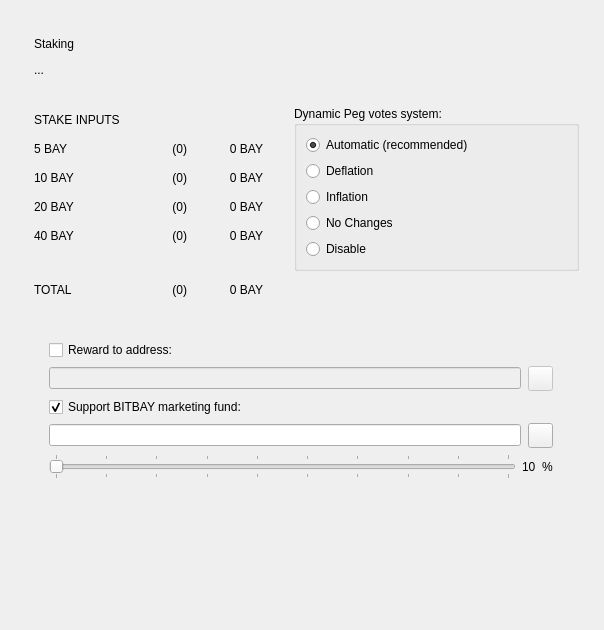
First picture: the form in src/qt/forms/stakingpage.ui, repository bitbaymarket/bitbay-core, before the edit.
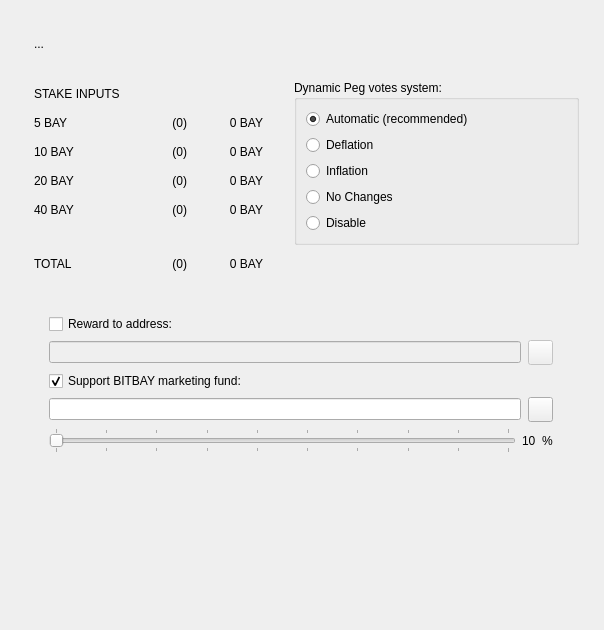
Second picture: the form after the edit. Icons and pictures are not drawn. Custom widgets are drawn as their Qt base class.

Commit message: fix updateTime, staking page

```diff
--- a/src/qt/forms/stakingpage.ui
+++ b/src/qt/forms/stakingpage.ui
@@ -54,24 +54,14 @@
           <property name="rightMargin">
            <number>25</number>
           </property>
-          <item row="2" column="0">
-           <spacer name="horizontalSpacer_3">
-            <property name="orientation">
-             <enum>Qt::Horizontal</enum>
-            </property>
-            <property name="sizeHint" stdset="0">
-             <size>
-              <width>40</width>
-              <height>20</height>
-             </size>
-            </property>
-           </spacer>
-          </item>
-          <item row="1" column="0" colspan="3">
+          <item row="0" column="0" colspan="3">
            <layout class="QGridLayout" name="gridLayout">
             <property name="leftMargin">
              <number>25</number>
             </property>
+            <property name="topMargin">
+             <number>25</number>
+            </property>
             <item row="0" column="0">
              <widget class="QLabel" name="labelText">
               <property name="text">
@@ -94,7 +84,70 @@
             </item>
            </layout>
           </item>
-          <item row="2" column="1">
+          <item row="2" column="1" colspan="2">
+           <widget class="QGroupBox" name="groupBox">
+            <property name="title">
+             <string>Dynamic Peg votes system:</string>
+            </property>
+            <layout class="QGridLayout" name="gridLayout_2">
+             <item row="1" column="0">
+              <widget class="QRadioButton" name="radioButtonVoteDeflate">
+               <property name="text">
+                <string>Deflation</string>
+               </property>
+              </widget>
+             </item>
+             <item row="4" column="0">
+              <widget class="QRadioButton" name="radioButtonVoteNone">
+               <property name="text">
+                <string>Disable</string>
+               </property>
+               <property name="checked">
+                <bool>false</bool>
+               </property>
+              </widget>
+             </item>
+             <item row="0" column="0">
+              <widget class="QRadioButton" name="radioButtonVoteAuto">
+               <property name="text">
+                <string>Automatic (recommended)</string>
+               </property>
+               <property name="checked">
+                <bool>true</bool>
+               </property>
+              </widget>
+             </item>
+             <item row="3" column="0">
+              <widget class="QRadioButton" name="radioButtonVoteNoChange">
+               <property name="text">
+                <string>No Changes</string>
+               </property>
+              </widget>
+             </item>
+             <item row="2" column="0">
+              <widget class="QRadioButton" name="radioButtonVoteInflate">
+               <property name="text">
+                <string>Inflation</string>
+               </property>
+              </widget>
+             </item>
+            </layout>
+           </widget>
+          </item>
+          <item row="1" column="0">
+           <spacer name="horizontalSpacer_3">
+            <property name="orientation">
+             <enum>Qt::Horizontal</enum>
+            </property>
+            <property name="sizeHint" stdset="0">
+             <size>
+              <width>40</width>
+              <height>20</height>
+             </size>
+            </property>
+           </spacer>
+          </item>
+          <item row="1" column="1">
            <spacer name="horizontalSpacer_4">
             <property name="orientation">
              <enum>Qt::Horizontal</enum>
@@ -107,40 +160,163 @@
             </property>
            </spacer>
           </item>
-          <item row="0" column="0" colspan="3">
-           <layout class="QHBoxLayout" name="horizontalLayout_4">
+          <item row="4" column="0" colspan="2">
+           <layout class="QVBoxLayout" name="verticalLayout">
             <property name="leftMargin">
-             <number>25</number>
+             <number>40</number>
             </property>
-            <property name="topMargin">
-             <number>25</number>
+            <property name="rightMargin">
+             <number>20</number>
             </property>
             <item>
-             <widget class="QLabel" name="labelTitle">
+             <widget class="QCheckBox" name="checkRewardTo">
               <property name="text">
-               <string>Staking</string>
+               <string>Reward to address:</string>
               </property>
-              <property name="textFormat">
-               <enum>Qt::PlainText</enum>
+             </widget>
+            </item>
+            <item>
+             <layout class="QHBoxLayout" name="horizontalLayout_2">
+              <property name="spacing">
+               <number>7</number>
               </property>
+              <item>
+               <widget class="QValidatedLineEdit" name="lineRewardTo">
+                <property name="enabled">
+                 <bool>false</bool>
+                </property>
+                <property name="toolTip">
+                 <string>The address to send the reward to. If empty, stake reward will remain attached to address that staked it.</string>
+                </property>
+                <property name="maxLength">
+                 <number>34</number>
+                </property>
              </widget>
             </item>
             <item>
-             <spacer name="horizontalSpacer_2">
+               <widget class="QToolButton" name="rewardAddressBookButton">
+                <property name="enabled">
+                 <bool>false</bool>
+                </property>
+                <property name="minimumSize">
+                 <size>
+                  <width>25</width>
+                  <height>25</height>
+                 </size>
+                </property>
+                <property name="toolTip">
+                 <string>Choose address from address book</string>
+                </property>
+                <property name="text">
+                 <string/>
+                </property>
+                <property name="icon">
+                 <iconset resource="../bitbay.qrc">
+                  <normaloff>:/icons/address-book</normaloff>:/icons/address-book</iconset>
+                </property>
+                <property name="shortcut">
+                 <string>Alt+A</string>
+                </property>
+               </widget>
+              </item>
+             </layout>
+            </item>
+            <item>
+             <widget class="QCheckBox" name="checkSupportFund">
+              <property name="text">
+               <string>Support BITBAY marketing fund:</string>
+              </property>
+              <property name="checked">
+               <bool>true</bool>
+              </property>
+             </widget>
+            </item>
+            <item>
+             <layout class="QHBoxLayout" name="horizontalLayout_5">
+              <property name="spacing">
+               <number>7</number>
+              </property>
+              <item>
+               <widget class="QValidatedLineEdit" name="lineSupportTo">
+                <property name="enabled">
+                 <bool>true</bool>
+                </property>
+                <property name="toolTip">
+                 <string>The marketing fund address to send the reward to.</string>
+                </property>
+                <property name="maxLength">
+                 <number>34</number>
+                </property>
+               </widget>
+              </item>
+              <item>
+               <widget class="QToolButton" name="supportAddressBookButton">
+                <property name="enabled">
+                 <bool>true</bool>
+                </property>
+                <property name="minimumSize">
+                 <size>
+                  <width>25</width>
+                  <height>25</height>
+                 </size>
+                </property>
+                <property name="toolTip">
+                 <string>Choose address from address book</string>
+                </property>
+                <property name="text">
+                 <string/>
+                </property>
+                <property name="icon">
+                 <iconset resource="../bitbay.qrc">
+                  <normaloff>:/icons/address-book</normaloff>:/icons/address-book</iconset>
+                </property>
+                <property name="shortcut">
+                 <string>Alt+A</string>
+                </property>
+               </widget>
+              </item>
+             </layout>
+            </item>
+            <item>
+             <layout class="QHBoxLayout" name="horizontalLayout_3">
+              <item>
+               <widget class="QSlider" name="sliderSupport">
+                <property name="minimum">
+                 <number>10</number>
+                </property>
+                <property name="maximum">
+                 <number>100</number>
+                </property>
               <property name="orientation">
                <enum>Qt::Horizontal</enum>
               </property>
-              <property name="sizeHint" stdset="0">
-               <size>
-                <width>40</width>
-                <height>20</height>
-               </size>
-              </property>
-             </spacer>
-            </item>
-           </layout>
-          </item>
-          <item row="3" column="0" rowspan="2">
+                <property name="tickPosition">
+                 <enum>QSlider::TicksBothSides</enum>
+                </property>
+                <property name="tickInterval">
+                 <number>10</number>
+                </property>
+               </widget>
+              </item>
+              <item>
+               <widget class="QLabel" name="labelSupportValue">
+                <property name="text">
+                 <string>10</string>
+                </property>
+               </widget>
+              </item>
+              <item>
+               <widget class="QLabel" name="labelSupportPercent">
+                <property name="text">
+                 <string>%</string>
+                </property>
+               </widget>
+              </item>
+             </layout>
+            </item>
+           </layout>
+          </item>
+          <item row="2" column="0" rowspan="2">
            <layout class="QGridLayout" name="gridLayout_3">
             <property name="leftMargin">
              <number>25</number>
@@ -411,213 +587,7 @@
             </item>
            </layout>
           </item>
-          <item row="3" column="1" colspan="2">
-           <widget class="QGroupBox" name="groupBox">
-            <property name="title">
-             <string>Dynamic Peg votes system:</string>
-            </property>
-            <layout class="QGridLayout" name="gridLayout_2">
-             <item row="1" column="0">
-              <widget class="QRadioButton" name="radioButtonVoteDeflate">
-               <property name="text">
-                <string>Deflation</string>
-               </property>
-              </widget>
-             </item>
-             <item row="4" column="0">
-              <widget class="QRadioButton" name="radioButtonVoteNone">
-               <property name="text">
-                <string>Disable</string>
-               </property>
-               <property name="checked">
-                <bool>false</bool>
-               </property>
-              </widget>
-             </item>
-             <item row="0" column="0">
-              <widget class="QRadioButton" name="radioButtonVoteAuto">
-               <property name="text">
-                <string>Automatic (recommended)</string>
-               </property>
-               <property name="checked">
-                <bool>true</bool>
-               </property>
-              </widget>
-             </item>
-             <item row="3" column="0">
-              <widget class="QRadioButton" name="radioButtonVoteNoChange">
-               <property name="text">
-                <string>No Changes</string>
-               </property>
-              </widget>
-             </item>
-             <item row="2" column="0">
-              <widget class="QRadioButton" name="radioButtonVoteInflate">
-               <property name="text">
-                <string>Inflation</string>
-               </property>
-              </widget>
-             </item>
-            </layout>
-           </widget>
-          </item>
-          <item row="5" column="0" colspan="2">
-           <layout class="QVBoxLayout" name="verticalLayout">
-            <property name="leftMargin">
-             <number>40</number>
-            </property>
-            <property name="rightMargin">
-             <number>20</number>
-            </property>
-            <item>
-             <widget class="QCheckBox" name="checkRewardTo">
-              <property name="text">
-               <string>Reward to address:</string>
-              </property>
-             </widget>
-            </item>
-            <item>
-             <layout class="QHBoxLayout" name="horizontalLayout_2">
-              <property name="spacing">
-               <number>7</number>
-              </property>
-              <item>
-               <widget class="QValidatedLineEdit" name="lineRewardTo">
-                <property name="enabled">
-                 <bool>false</bool>
-                </property>
-                <property name="toolTip">
-                 <string>The address to send the reward to. If empty, stake reward will remain attached to address that staked it.</string>
-                </property>
-                <property name="maxLength">
-                 <number>34</number>
-                </property>
-               </widget>
-              </item>
-              <item>
-               <widget class="QToolButton" name="rewardAddressBookButton">
-                <property name="enabled">
-                 <bool>false</bool>
-                </property>
-                <property name="minimumSize">
-                 <size>
-                  <width>25</width>
-                  <height>25</height>
-                 </size>
-                </property>
-                <property name="toolTip">
-                 <string>Choose address from address book</string>
-                </property>
-                <property name="text">
-                 <string/>
-                </property>
-                <property name="icon">
-                 <iconset resource="../bitbay.qrc">
-                  <normaloff>:/icons/address-book</normaloff>:/icons/address-book</iconset>
-                </property>
-                <property name="shortcut">
-                 <string>Alt+A</string>
-                </property>
-               </widget>
-              </item>
-             </layout>
-            </item>
-            <item>
-             <widget class="QCheckBox" name="checkSupportFund">
-              <property name="text">
-               <string>Support BITBAY marketing fund:</string>
-              </property>
-              <property name="checked">
-               <bool>true</bool>
-              </property>
-             </widget>
-            </item>
-            <item>
-             <layout class="QHBoxLayout" name="horizontalLayout_5">
-              <property name="spacing">
-               <number>7</number>
-              </property>
-              <item>
-               <widget class="QValidatedLineEdit" name="lineSupportTo">
-                <property name="enabled">
-                 <bool>true</bool>
-                </property>
-                <property name="toolTip">
-                 <string>The marketing fund address to send the reward to.</string>
-                </property>
-                <property name="maxLength">
-                 <number>34</number>
-                </property>
-               </widget>
-              </item>
-              <item>
-               <widget class="QToolButton" name="supportAddressBookButton">
-                <property name="enabled">
-                 <bool>true</bool>
-                </property>
-                <property name="minimumSize">
-                 <size>
-                  <width>25</width>
-                  <height>25</height>
-                 </size>
-                </property>
-                <property name="toolTip">
-                 <string>Choose address from address book</string>
-                </property>
-                <property name="text">
-                 <string/>
-                </property>
-                <property name="icon">
-                 <iconset resource="../bitbay.qrc">
-                  <normaloff>:/icons/address-book</normaloff>:/icons/address-book</iconset>
-                </property>
-                <property name="shortcut">
-                 <string>Alt+A</string>
-                </property>
-               </widget>
-              </item>
-             </layout>
-            </item>
-            <item>
-             <layout class="QHBoxLayout" name="horizontalLayout_3">
-              <item>
-               <widget class="QSlider" name="sliderSupport">
-                <property name="minimum">
-                 <number>10</number>
-                </property>
-                <property name="maximum">
-                 <number>100</number>
-                </property>
-                <property name="orientation">
-                 <enum>Qt::Horizontal</enum>
-                </property>
-                <property name="tickPosition">
-                 <enum>QSlider::TicksBothSides</enum>
-                </property>
-                <property name="tickInterval">
-                 <number>10</number>
-                </property>
-               </widget>
-              </item>
-              <item>
-               <widget class="QLabel" name="labelSupportValue">
-                <property name="text">
-                 <string>10</string>
-                </property>
-               </widget>
-              </item>
-              <item>
-               <widget class="QLabel" name="labelSupportPercent">
-                <property name="text">
-                 <string>%</string>
-                </property>
-               </widget>
-              </item>
-             </layout>
-            </item>
-           </layout>
-          </item>
-          <item row="4" column="1">
+          <item row="3" column="1">
            <spacer name="verticalSpacer_3">
             <property name="orientation">
              <enum>Qt::Vertical</enum>
```
Lines whose indentation alone changed are shown as unchanged. The commit also changes 2 other files.
